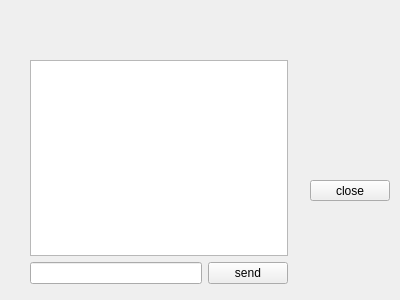
This is qichu/client.ui in durandced/qichu as Qt 5 draws it before an edit. The edited form follows.
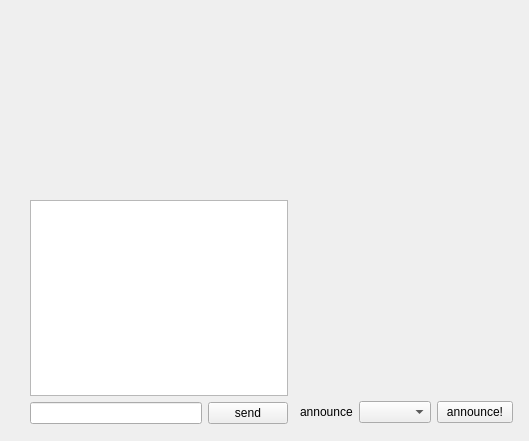
This is the edited form.

Commit message: implementation protocol   - handShake   - chat   - announce (none | tichu | grand tichu | artichette)

```diff
--- a/qichu/client.ui
+++ b/qichu/client.ui
@@ -6,31 +6,18 @@
    <rect>
     <x>0</x>
     <y>0</y>
-    <width>400</width>
-    <height>300</height>
+    <width>529</width>
+    <height>441</height>
    </rect>
   </property>
   <property name="windowTitle">
    <string>Form</string>
   </property>
-  <widget class="QPushButton" name="closeButton">
-   <property name="geometry">
-    <rect>
-     <x>310</x>
-     <y>180</y>
-     <width>80</width>
-     <height>21</height>
-    </rect>
-   </property>
-   <property name="text">
-    <string>close</string>
-   </property>
-  </widget>
-  <widget class="QWidget" name="">
+  <widget class="QWidget" name="layoutWidget">
    <property name="geometry">
     <rect>
      <x>30</x>
-     <y>60</y>
+     <y>200</y>
      <width>258</width>
      <height>224</height>
     </rect>
@@ -55,6 +42,35 @@
     </item>
    </layout>
   </widget>
+  <widget class="QWidget" name="">
+   <property name="geometry">
+    <rect>
+     <x>300</x>
+     <y>400</y>
+     <width>213</width>
+     <height>24</height>
+    </rect>
+   </property>
+   <layout class="QHBoxLayout" name="horizontalLayout_2">
+    <item>
+     <widget class="QLabel" name="labelAnnounce">
+      <property name="text">
+       <string>announce</string>
+      </property>
+     </widget>
+    </item>
+    <item>
+     <widget class="QComboBox" name="announceSelect"/>
+    </item>
+    <item>
+     <widget class="QPushButton" name="sendAnnounce">
+      <property name="text">
+       <string>announce!</string>
+      </property>
+     </widget>
+    </item>
+   </layout>
+  </widget>
  </widget>
  <resources/>
  <connections/>
```
The commit also changes 8 other files.
